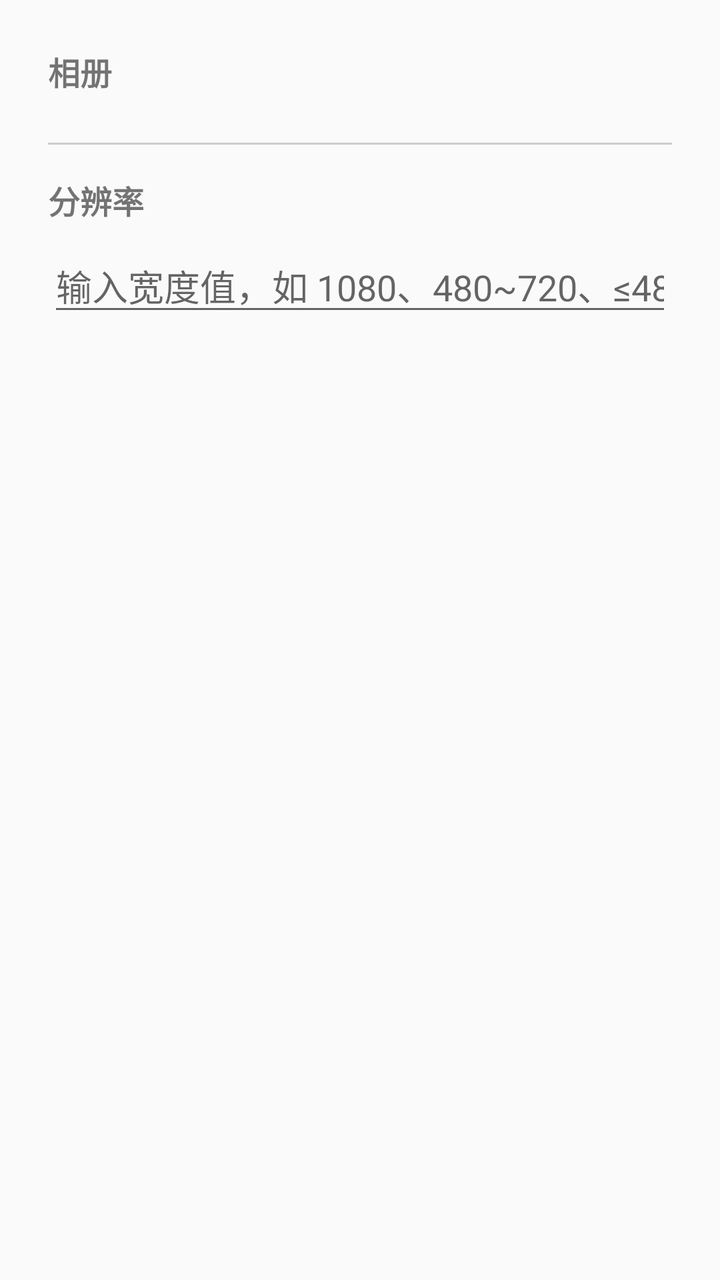
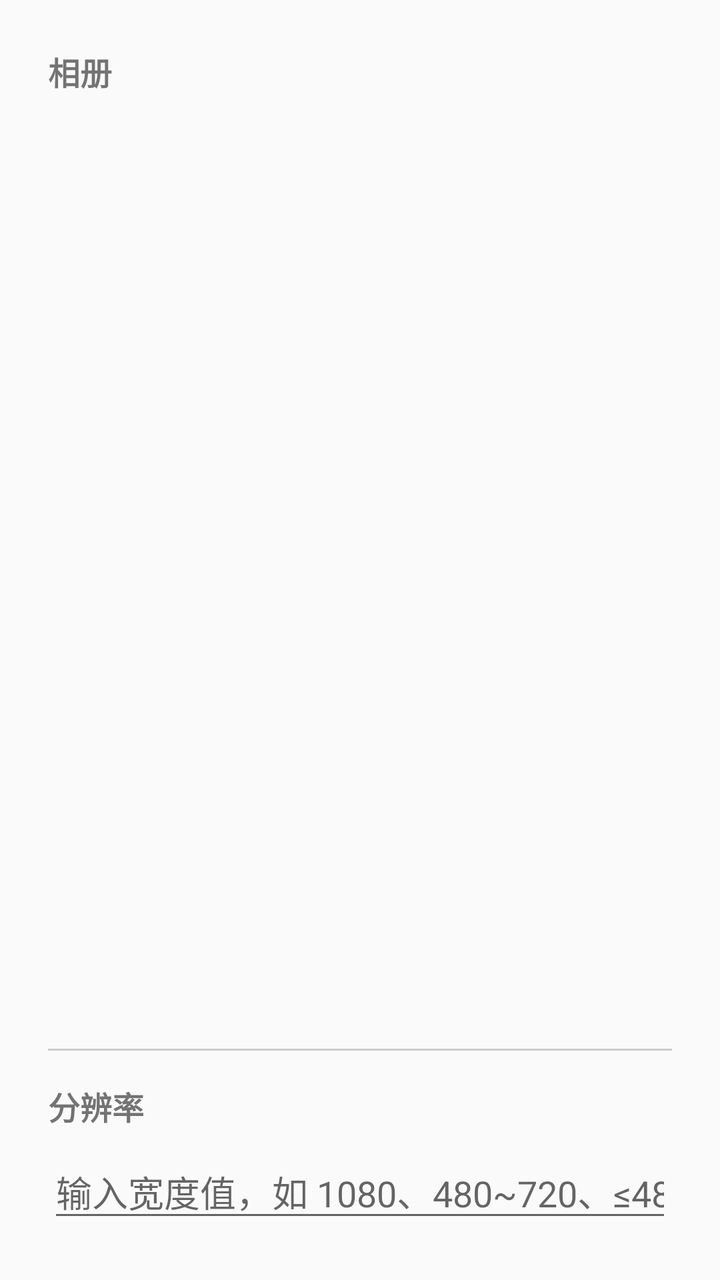

An Android layout rendered at two revisions. The XML below is the earlier revision; the diff shows what the commit changed to produce the second picture.
<!-- AndroidManifest.xml: application theme Theme.QRCodePicClean -->
<!-- res/layout/dialog_filter.xml -->
<?xml version="1.0" encoding="utf-8"?>
<ScrollView xmlns:android="http://schemas.android.com/apk/res/android"
    android:layout_width="match_parent"
    android:layout_height="match_parent"
    android:padding="24dp">

    <LinearLayout
        android:layout_width="match_parent"
        android:layout_height="wrap_content"
        android:orientation="vertical">

        <TextView
            android:layout_width="wrap_content"
            android:layout_height="wrap_content"
            android:text="@string/filter_albums_section"
            android:textSize="16sp"
            android:textStyle="bold" />

        <LinearLayout
            android:id="@+id/album_container"
            android:layout_width="match_parent"
            android:layout_height="wrap_content"
            android:orientation="vertical"
            android:layout_marginTop="8dp" />

        <View
            android:layout_width="match_parent"
            android:layout_height="1dp"
            android:layout_marginTop="16dp"
            android:layout_marginBottom="16dp"
            android:background="#CCCCCC" />

        <TextView
            android:layout_width="wrap_content"
            android:layout_height="wrap_content"
            android:text="@string/filter_resolution_section"
            android:textSize="16sp"
            android:textStyle="bold" />

        <AutoCompleteTextView
            android:id="@+id/actv_resolution"
            android:layout_width="match_parent"
            android:layout_height="wrap_content"
            android:layout_marginTop="8dp"
            android:hint="@string/res_hint"
            android:inputType="text" />

    </LinearLayout>
</ScrollView>
<!-- resources referenced by this layout -->
<resources>
  <string name="filter_albums_section">相册</string>
  <string name="filter_resolution_section">分辨率</string>
  <string name="res_hint">输入宽度值，如 1080、480~720、≤480、≥1080</string>
  <style name="Theme.QRCodePicClean" parent="Theme.AppCompat.Light.DarkActionBar">
          <item name="colorPrimary">@color/primary</item>
          <item name="colorPrimaryDark">@color/primary_dark</item>
          <item name="colorAccent">@color/accent</item>
      </style>
  <color name="primary">#1E88E5</color>
  <color name="primary_dark">#1565C0</color>
  <color name="accent">#FF5722</color>
</resources>

<!-- the commit's change to res/layout/dialog_filter.xml (unified diff, before → after) -->
@@ -1,49 +1,51 @@
 <?xml version="1.0" encoding="utf-8"?>
-<ScrollView xmlns:android="http://schemas.android.com/apk/res/android"
+<LinearLayout xmlns:android="http://schemas.android.com/apk/res/android"
     android:layout_width="match_parent"
     android:layout_height="match_parent"
+    android:orientation="vertical"
     android:padding="24dp">
 
-    <LinearLayout
+    <TextView
+        android:layout_width="wrap_content"
+        android:layout_height="wrap_content"
+        android:text="@string/filter_albums_section"
+        android:textSize="16sp"
+        android:textStyle="bold" />
+
+    
+    <ScrollView
         android:layout_width="match_parent"
-        android:layout_height="wrap_content"
-        android:orientation="vertical">
-
-        <TextView
-            android:layout_width="wrap_content"
-            android:layout_height="wrap_content"
-            android:text="@string/filter_albums_section"
-            android:textSize="16sp"
-            android:textStyle="bold" />
+        android:layout_height="0dp"
+        android:layout_weight="1"
+        android:layout_marginTop="8dp">
 
         <LinearLayout
             android:id="@+id/album_container"
             android:layout_width="match_parent"
             android:layout_height="wrap_content"
-            android:orientation="vertical"
-            android:layout_marginTop="8dp" />
+            android:orientation="vertical" />
+    </ScrollView>
 
-        <View
-            android:layout_width="match_parent"
-            android:layout_height="1dp"
-            android:layout_marginTop="16dp"
-            android:layout_marginBottom="16dp"
-            android:background="#CCCCCC" />
+    <View
+        android:layout_width="match_parent"
+        android:layout_height="1dp"
+        android:layout_marginTop="16dp"
+        android:layout_marginBottom="16dp"
+        android:background="#CCCCCC" />
 
-        <TextView
-            android:layout_width="wrap_content"
-            android:layout_height="wrap_content"
-            android:text="@string/filter_resolution_section"
-            android:textSize="16sp"
-            android:textStyle="bold" />
+    <TextView
+        android:layout_width="wrap_content"
+        android:layout_height="wrap_content"
+        android:text="@string/filter_resolution_section"
+        android:textSize="16sp"
+        android:textStyle="bold" />
 
-        <AutoCompleteTextView
-            android:id="@+id/actv_resolution"
-            android:layout_width="match_parent"
-            android:layout_height="wrap_content"
-            android:layout_marginTop="8dp"
-            android:hint="@string/res_hint"
-            android:inputType="text" />
+    <AutoCompleteTextView
+        android:id="@+id/actv_resolution"
+        android:layout_width="match_parent"
+        android:layout_height="wrap_content"
+        android:layout_marginTop="8dp"
+        android:hint="@string/res_hint"
+        android:inputType="text" />
 
-    </LinearLayout>
-</ScrollView>
+</LinearLayout>
